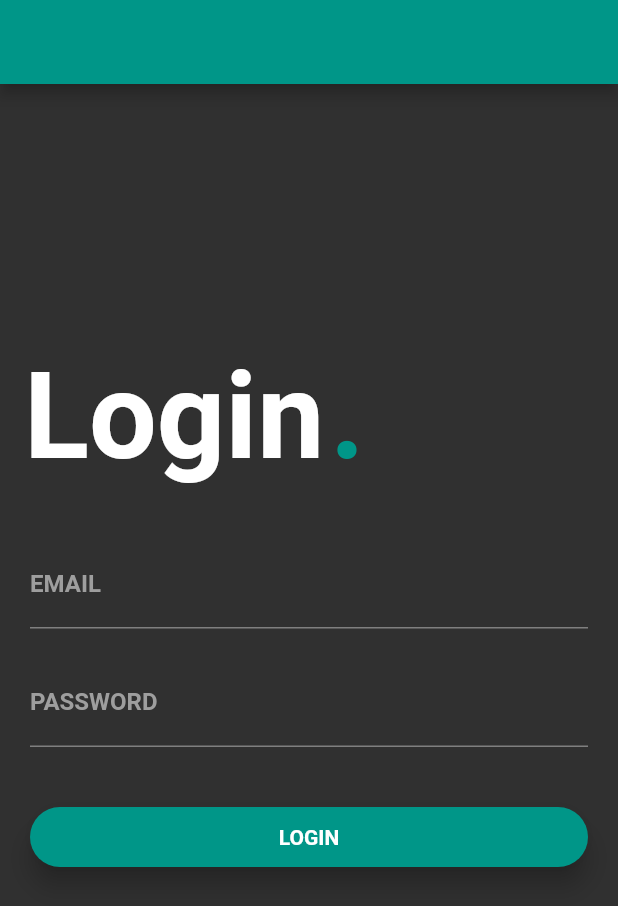
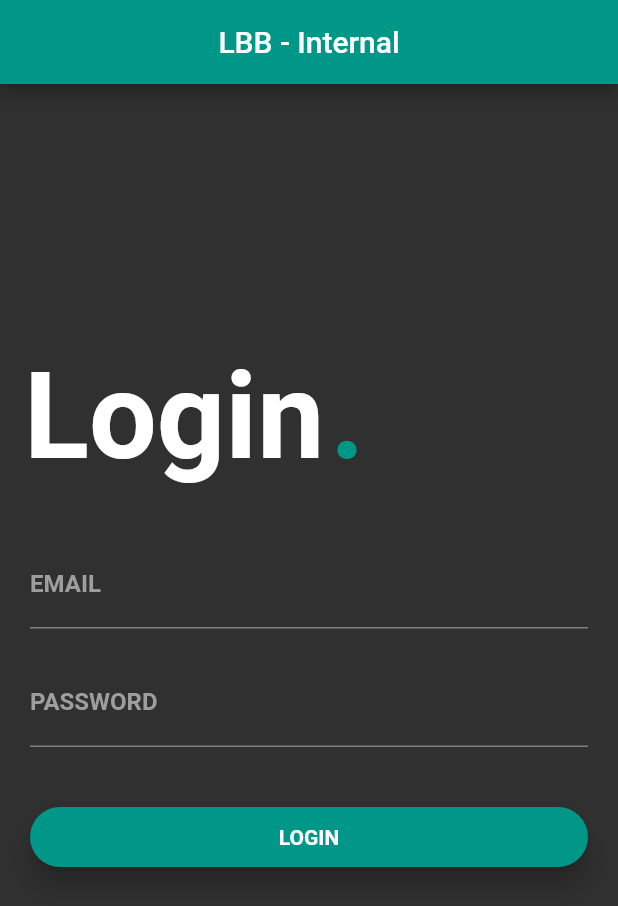
Before and after one commit to samarthgupta29/Flutter_UGC, a Flutter app: the UGC_Login screen opened directly, on a phone screen of 412 x 824 dp. Shown: the top 906 px of the screen. Run offline on Flutter 3.47's test engine with Material 2 defaults, Android fonts, the phone set to English and light mode, and no system bars; our stand-ins replace curved_navigation_bar, shared_preferences; accounts and stored records are empty; Roboto replaces fonts that are missing (Montserrat).

Commit message:
Code Fixing

```diff
--- a/example/lib/UGC_DiscoveriesHome.dart
+++ b/example/lib/UGC_DiscoveriesHome.dart
@@ -27,7 +27,6 @@ class UGC_DiscoveriesHome extends StatefulWidget {
 
 class _UGC_DiscoveriesHomeState extends State<UGC_DiscoveriesHome> {
   final GlobalKey<ScaffoldState> _scaffoldKey = new GlobalKey<ScaffoldState>();
-  //String url = "http://testapi.lbb.in:4000/panther/discoveries?search_by_author=5c6fefa5f6479945b8f6a442";
   List data1;
   Future<String> makeRequest() async {
     SharedPreferences prefs = await SharedPreferences.getInstance();
--- a/example/lib/UGC_Login.dart
+++ b/example/lib/UGC_Login.dart
@@ -1,15 +1,5 @@
 import 'dart:io';
-
-import 'package:flutter/gestures.dart';
 import 'package:flutter/material.dart';
-import 'package:curved_navigation_bar/curved_navigation_bar.dart';
-import 'package:flutter/services.dart';
-import 'package:shared_preferences/shared_preferences.dart';
-import 'UGC_Form.dart';
-import 'package:multi_image_picker_example/requestLoginAPI.dart';
-import 'package:multi_image_picker_example/platformScaffold.dart';
-import 'package:multi_image_picker_example/basicDrawer.dart';
-import 'UGC_Onboarding.dart';
 import 'package:multi_image_picker_example/requestLoginAPI.dart';
 
 void main() {
@@ -51,6 +41,8 @@ class _UGC_LoginState extends State<UGC_Login> {
       child: new Scaffold(
           key: _scaffoldKey,
           appBar: AppBar(
+            title: new Text("LBB - Internal"),
+            centerTitle:true,
             backgroundColor: Colors.teal,
             automaticallyImplyLeading: false,
           ),
@@ -111,7 +103,6 @@ class _UGC_LoginState extends State<UGC_Login> {
                         height: 40.0,
                         child: Material(
                           borderRadius: BorderRadius.circular(20.0),
-                          //shadowColor: Colors.greenAccent,
                           color: Colors.teal,
                           elevation: 7.0,
                           child: InkWell(
--- a/example/lib/sendPostAPI.dart
+++ b/example/lib/sendPostAPI.dart
@@ -17,11 +17,11 @@ Future sendPostAPI(BuildContext context, String TitleOfPost, String Place,
   print("Bearer" + " " + pref.getString("auth_token"));
 
   Map body = {
-    "publish_status":"draft",
+    "publish_status": "draft",
     "curation_status": "curated",
     "curated": true,
-    "flag":"In-progress",
-    "mode":"Private",
+    "flag": "In-progress",
+    "mode": "Private",
     "custom_place": {"name": Place, "type": "Place"},
     "place_type": "custom_place",
     "provider": pref.getString("provider_city"),
```
Also changed, not shown: example/lib/UGC_Image.dart (+10 -12 lines), example/lib/UGC_SuccessPost.dart (+15 -10 lines), example/lib/requestLoginAPI.dart (+2 -10 lines).
